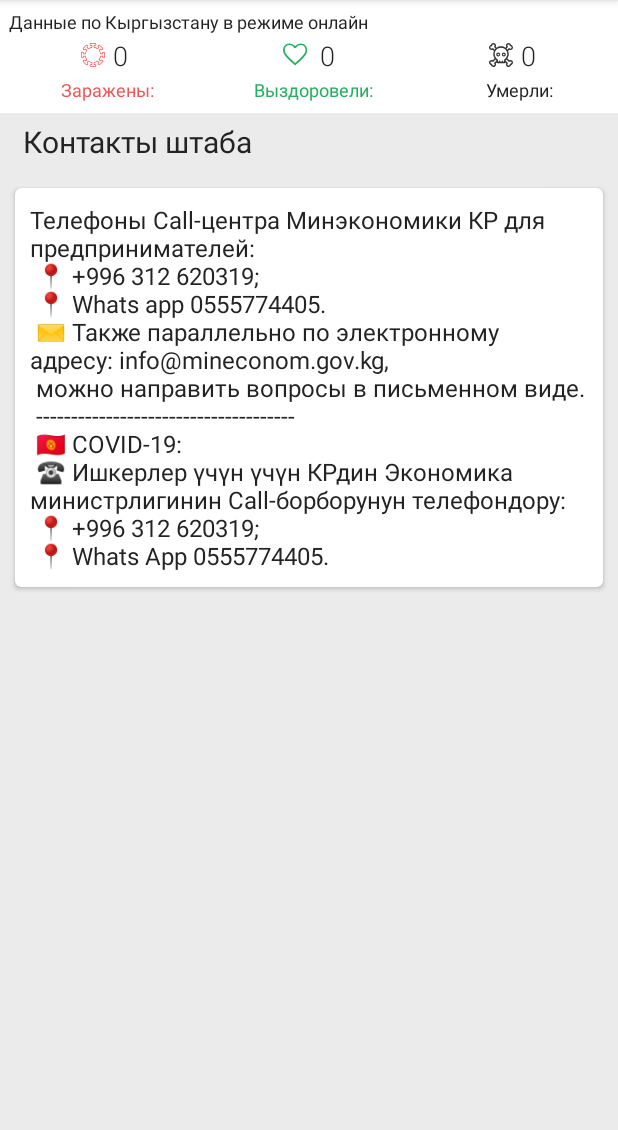
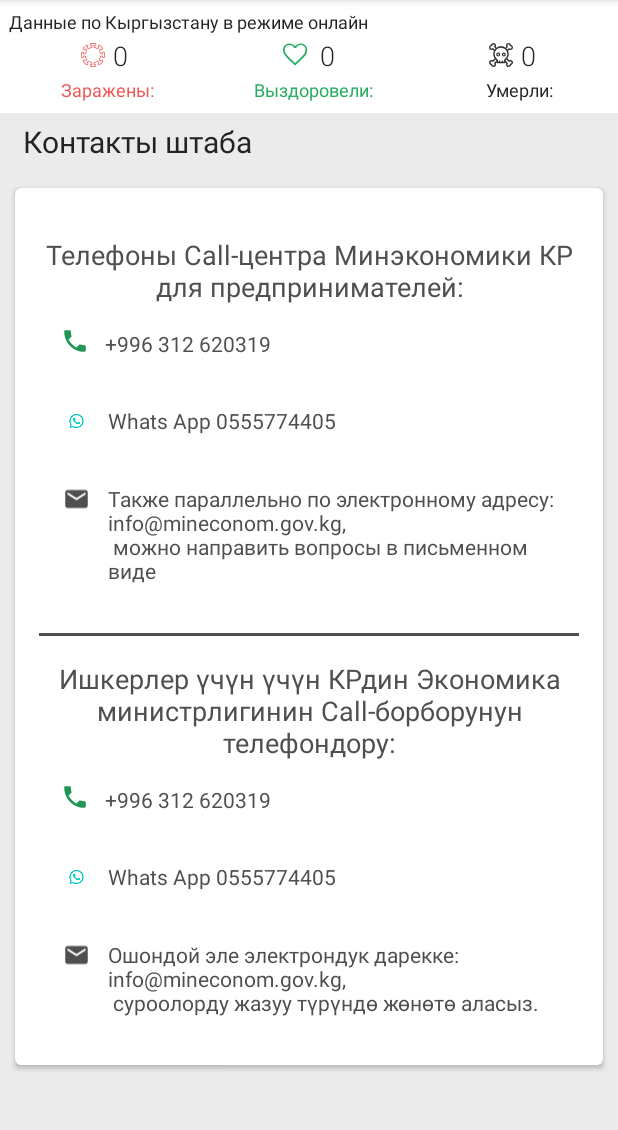
Before and after one commit to KG-DevHelpGroup-Covid19/CoronaVirusAndroidApp, an Android app: the fragment ContactsFragment shown on its own in the app's theme, on a phone screen of 412 x 824 dp, the part 84-1214 px from its top. Run offline under Robolectric (Android 15) with nearby library versions, the phone set to English and light mode, and no system bars; our stand-ins replace RxJava; libraries missing offline, so code that uses them is left out: pub.devrel.easypermissions; network calls fail.

Commit message:
contacts

```diff
--- a/app/build.gradle
+++ b/app/build.gradle
@@ -12,12 +12,13 @@ android {
 
     defaultConfig {
         applicationId "kg.koronastaff.staffapp"
-        minSdkVersion 24
+        minSdkVersion 16
         targetSdkVersion 29
         versionCode 1
         versionName "1.0"
         multiDexEnabled true
         testInstrumentationRunner "androidx.test.runner.AndroidJUnitRunner"
+
     }
 
     compileOptions {
@@ -75,6 +76,7 @@ dependencies {
 
     // Add the Firebase SDK for Crashlytics.
     implementation 'com.google.firebase:firebase-crashlytics:17.0.0-beta02'
+    implementation 'pub.devrel:easypermissions:1.2.0'
 
 }
 
--- a/app/src/main/AndroidManifest.xml
+++ b/app/src/main/AndroidManifest.xml
@@ -3,7 +3,7 @@
     package="kg.koronastaff.staffapp">
 
     <uses-permission android:name="android.permission.INTERNET" />
-
+    <uses-permission android:name="android.permission.CALL_PHONE"/>
     <application
         android:name=".App"
         android:allowBackup="true"
--- a/app/src/main/java/kg/koronastaff/staffapp/ui/contacts/ContactsFragment.kt
+++ b/app/src/main/java/kg/koronastaff/staffapp/ui/contacts/ContactsFragment.kt
@@ -1,19 +1,98 @@
 package kg.koronastaff.staffapp.ui.contacts
 
+import android.content.ActivityNotFoundException
+import android.content.ComponentName
+import android.content.Intent
+import android.net.Uri
 import android.os.Bundle
+import android.telephony.PhoneNumberUtils
+import android.util.Log
 import android.view.LayoutInflater
 import android.view.View
 import android.view.ViewGroup
+import android.widget.LinearLayout
+import android.widget.TextView
+import android.widget.Toast
 import kg.koronastaff.staffapp.R
 import kg.koronastaff.staffapp.ui.FragmentWithStat
+import kotlinx.android.synthetic.main.conatcs_detail.view.*
+import pub.devrel.easypermissions.EasyPermissions
 
 class ContactsFragment : FragmentWithStat() {
+
     override fun onCreateView(inflater: LayoutInflater, container: ViewGroup?,
                               savedInstanceState: Bundle?): View? {
         super.onCreateView(inflater, container, savedInstanceState)
-        return inflater.inflate(R.layout.fragment_cotacts, container, false)
+        val rootView = inflater.inflate(R.layout.fragment_cotacts, container, false)
+        val phone = "+996 312 620319"
+
+        rootView.call.setOnClickListener {
+
+            if(context?.let { it1 -> EasyPermissions.hasPermissions(it1,android.Manifest.permission.CALL_PHONE) }!!) {
+
+                startActivity(Intent(Intent.ACTION_CALL, Uri.parse("tel:$phone")))
+            }else{
+                EasyPermissions.requestPermissions(this,
+                        "This application need your permission to access photo gallery.",
+                        981,
+                        android.Manifest.permission.CALL_PHONE)
+            }
+        }
+        rootView.call_ky.setOnClickListener {
+
+            if(context?.let { it1 -> EasyPermissions.hasPermissions(it1,android.Manifest.permission.CALL_PHONE) }!!) {
+
+                startActivity(Intent(Intent.ACTION_CALL, Uri.parse("tel:$phone")))
+            }else{
+                EasyPermissions.requestPermissions(this,
+                        "This application need your permission to access photo gallery.",
+                        981,
+                        android.Manifest.permission.CALL_PHONE)
+            }
+        }
+
+
+
+        rootView.email.setOnClickListener {
+            // sendEmail()
+            val emailIntent = Intent(Intent.ACTION_SENDTO)
+            emailIntent.data = Uri.parse("mailto:"+ "info@mineconom.gov.kg" )
+            try {
+                startActivity(emailIntent)
+            } catch (e: ActivityNotFoundException) {
+                Toast.makeText(context, "There is no email client installed.", Toast.LENGTH_SHORT).show()
+            }
+        }
+        rootView.email_ky.setOnClickListener {
+            // sendEmail()
+            val emailIntent = Intent(Intent.ACTION_SENDTO)
+            emailIntent.data = Uri.parse("mailto:"+ "info@mineconom.gov.kg" )
+            try {
+                startActivity(emailIntent)
+            } catch (e: ActivityNotFoundException) {
+                Toast.makeText(context, "There is no email client installed.", Toast.LENGTH_SHORT).show()
+            }
+        }
+        rootView.whatsapp.setOnClickListener {
+            openWhatsApp("+996555774405")
+        }
+        rootView.whatsapp_ky.setOnClickListener {
+            openWhatsApp("+996555774405")
+        }
+
+        return rootView
     }
-
+    private fun openWhatsApp(number: String) {
+        try {
+            val number2 = number.replace(" ", "").replace("+", "")
+            val sendIntent = Intent("android.intent.action.MAIN")
+            sendIntent.component = ComponentName("com.whatsapp", "com.whatsapp.Conversation")
+            sendIntent.putExtra("jid", PhoneNumberUtils.stripSeparators(number2) + "@s.whatsapp.net")
+            context?.startActivity(sendIntent)
+        } catch (e: Exception) {
+            Log.e("OpenWhatsapfunction", "ERROR_OPEN_MESSANGER$e")
+        }
+    }
     override fun onActivityCreated(savedInstanceState: Bundle?) {
         super.onActivityCreated(savedInstanceState)
         super.updateStats(cache.getStat())
--- /dev/null
+++ b/app/src/main/res/drawable/ic_email_black_24dp.xml
@@ -0,0 +1,9 @@
+<vector xmlns:android="http://schemas.android.com/apk/res/android"
+        android:width="24dp"
+        android:height="24dp"
+        android:viewportWidth="24.0"
+        android:viewportHeight="24.0">
+    <path
+        android:fillColor="#4F4F4F"
+        android:pathData="M20,4L4,4c-1.1,0 -1.99,0.9 -1.99,2L2,18c0,1.1 0.9,2 2,2h16c1.1,0 2,-0.9 2,-2L22,6c0,-1.1 -0.9,-2 -2,-2zM20,8l-8,5 -8,-5L4,6l8,5 8,-5v2z"/>
+</vector>
--- /dev/null
+++ b/app/src/main/res/drawable/ic_local_phone_black_24dp.xml
@@ -0,0 +1,9 @@
+<vector xmlns:android="http://schemas.android.com/apk/res/android"
+        android:width="24dp"
+        android:height="24dp"
+        android:viewportWidth="24.0"
+        android:viewportHeight="24.0">
+    <path
+        android:fillColor="#FF000000"
+        android:pathData="M6.62,10.79c1.44,2.83 3.76,5.14 6.59,6.59l2.2,-2.2c0.27,-0.27 0.67,-0.36 1.02,-0.24 1.12,0.37 2.33,0.57 3.57,0.57 0.55,0 1,0.45 1,1V20c0,0.55 -0.45,1 -1,1 -9.39,0 -17,-7.61 -17,-17 0,-0.55 0.45,-1 1,-1h3.5c0.55,0 1,0.45 1,1 0,1.25 0.2,2.45 0.57,3.57 0.11,0.35 0.03,0.74 -0.25,1.02l-2.2,2.2z"/>
+</vector>
--- a/app/src/main/res/layout-v21/fragment_cotacts.xml
+++ b/app/src/main/res/layout-v21/fragment_cotacts.xml
@@ -33,13 +33,10 @@
             android:elevation="0dp"
             android:background="@color/white"
             card_view:cardCornerRadius="4dp">
-            <TextView
-                android:layout_height="match_parent"
-                android:layout_width="wrap_content"
-                android:padding="10dp"
-                android:textSize="16sp"
-                android:textColor="@color/black"
-                android:text="@string/contacts" />
+
+
+            <include layout="@layout/conatcs_detail"/>
+
         </androidx.cardview.widget.CardView>
 
 
--- /dev/null
+++ b/app/src/main/res/layout/conatcs_detail.xml
@@ -0,0 +1,197 @@
+<?xml version="1.0" encoding="utf-8"?>
+<androidx.constraintlayout.widget.ConstraintLayout xmlns:android="http://schemas.android.com/apk/res/android"
+    xmlns:app="http://schemas.android.com/apk/res-auto"
+    xmlns:tools="http://schemas.android.com/tools"
+    android:layout_width="match_parent"
+    android:layout_height="match_parent"
+    android:padding="16dp">
+
+    <TextView
+        android:id="@+id/textView4"
+        android:layout_width="wrap_content"
+        android:layout_height="wrap_content"
+        android:layout_marginTop="16dp"
+        android:gravity="center"
+        android:text="@string/contacts_title"
+        android:textAppearance="@style/TextAppearance.AppCompat.Large"
+        android:textColor="@color/dark_grey"
+        android:textSize="18sp"
+        app:layout_constraintEnd_toEndOf="parent"
+        app:layout_constraintStart_toStartOf="parent"
+        app:layout_constraintTop_toTopOf="parent" />
+
+    <LinearLayout
+        android:id="@+id/call"
+        android:layout_width="match_parent"
+        android:layout_height="wrap_content"
+        android:padding="16dp"
+        app:layout_constraintEnd_toEndOf="parent"
+        app:layout_constraintHorizontal_bias="0.482"
+        app:layout_constraintStart_toStartOf="parent"
+        app:layout_constraintTop_toBottomOf="@+id/textView4">
+
+        <ImageView
+            android:layout_width="wrap_content"
+            android:layout_height="wrap_content"
+            android:paddingEnd="12dp"
+            app:srcCompat="@drawable/phone"
+            tools:ignore="VectorDrawableCompat"
+            android:paddingRight="12dp" />
+
+        <TextView
+            android:layout_width="match_parent"
+            android:layout_height="wrap_content"
+            android:text="@string/contacts_phone"
+            android:textColor="@color/dark_grey" />
+    </LinearLayout>
+
+    <LinearLayout
+        android:id="@+id/whatsapp"
+        android:layout_width="match_parent"
+        android:layout_height="wrap_content"
+        android:padding="16dp"
+        app:layout_constraintEnd_toEndOf="parent"
+        app:layout_constraintHorizontal_bias="0.482"
+        app:layout_constraintStart_toStartOf="parent"
+        app:layout_constraintTop_toBottomOf="@+id/call">
+
+        <ImageView
+            android:layout_width="30dp"
+            android:layout_height="20dp"
+            app:srcCompat="@drawable/iconwhatsap"
+            tools:ignore="VectorDrawableCompat"
+            android:paddingRight="12dp" />
+
+        <TextView
+            android:layout_width="match_parent"
+            android:layout_height="wrap_content"
+            android:text="@string/contacts_whatsapp"
+            android:textColor="@color/dark_grey" />
+    </LinearLayout>
+    <LinearLayout
+        android:id="@+id/email"
+        android:layout_width="match_parent"
+        android:layout_height="wrap_content"
+        android:padding="16dp"
+        app:layout_constraintEnd_toEndOf="parent"
+        app:layout_constraintHorizontal_bias="0.482"
+        app:layout_constraintStart_toStartOf="parent"
+        app:layout_constraintTop_toBottomOf="@+id/whatsapp">
+
+        <ImageView
+            android:layout_width="30dp"
+            android:layout_height="20dp"
+            app:srcCompat="@drawable/ic_email_black_24dp"
+            tools:ignore="VectorDrawableCompat"
+            android:paddingRight="12dp" />
+
+        <TextView
+            android:id="@+id/textView5"
+            android:layout_width="match_parent"
+            android:layout_height="wrap_content"
+            android:text="@string/contacts_email"
+            android:textColor="@color/dark_grey" />
+    </LinearLayout>
+
+    <View
+        android:id="@+id/seperator"
+        android:layout_width="match_parent"
+        android:layout_height="2dp"
+        android:layout_marginTop="16dp"
+        android:layout_marginBottom="24dp"
+        android:background="@color/dark_grey"
+        app:layout_constraintBottom_toTopOf="@+id/title_ky"
+        app:layout_constraintEnd_toEndOf="parent"
+        app:layout_constraintHorizontal_bias="0.482"
+        app:layout_constraintStart_toStartOf="parent"
+        app:layout_constraintTop_toBottomOf="@+id/email" />
+
+
+
+    <TextView
+        android:id="@+id/title_ky"
+        android:layout_width="wrap_content"
+        android:layout_height="wrap_content"
+        android:layout_marginTop="16dp"
+        android:gravity="center"
+        android:text="@string/contacts_title_ky"
+        android:textAppearance="@style/TextAppearance.AppCompat.Large"
+        android:textColor="@color/dark_grey"
+        android:textSize="18sp"
+        app:layout_constraintEnd_toEndOf="parent"
+        app:layout_constraintStart_toStartOf="parent"
+        app:layout_constraintTop_toBottomOf="@+id/seperator" />
+
+    <LinearLayout
+        android:id="@+id/call_ky"
+        android:layout_width="match_parent"
+        android:layout_height="wrap_content"
+        android:padding="16dp"
+        app:layout_constraintEnd_toEndOf="parent"
+        app:layout_constraintHorizontal_bias="0.482"
+        app:layout_constraintStart_toStartOf="parent"
+        app:layout_constraintTop_toBottomOf="@+id/title_ky">
+
+        <ImageView
+            android:layout_width="wrap_content"
+            android:layout_height="wrap_content"
+            android:paddingEnd="12dp"
+            app:srcCompat="@drawable/phone"
+            tools:ignore="VectorDrawableCompat"
+            android:paddingRight="12dp" />
+
+        <TextView
+            android:layout_width="match_parent"
+            android:layout_height="wrap_content"
+            android:text="@string/contacts_phone"
+            android:textColor="@color/dark_grey" />
+    </LinearLayout>
+
+    <LinearLayout
+        android:id="@+id/whatsapp_ky"
+        android:layout_width="match_parent"
+        android:layout_height="wrap_content"
+        android:padding="16dp"
+        app:layout_constraintEnd_toEndOf="parent"
+        app:layout_constraintHorizontal_bias="0.482"
+        app:layout_constraintStart_toStartOf="parent"
+        app:layout_constraintTop_toBottomOf="@+id/call_ky">
+
+        <ImageView
+            android:layout_width="30dp"
+            android:layout_height="20dp"
+            app:srcCompat="@drawable/iconwhatsap"
+            tools:ignore="VectorDrawableCompat"
+            android:paddingRight="12dp" />
+
+        <TextView
+            android:layout_width="match_parent"
+            android:layout_height="wrap_content"
+            android:text="@string/contacts_whatsapp"
+            android:textColor="@color/dark_grey" />
+    </LinearLayout>
+    <LinearLayout
+        android:id="@+id/email_ky"
+        android:layout_width="match_parent"
+        android:layout_height="wrap_content"
+        android:padding="16dp"
+        app:layout_constraintEnd_toEndOf="parent"
+        app:layout_constraintHorizontal_bias="0.482"
+        app:layout_constraintStart_toStartOf="parent"
+        app:layout_constraintTop_toBottomOf="@+id/whatsapp_ky">
+
+        <ImageView
+            android:layout_width="30dp"
+            android:layout_height="20dp"
+            app:srcCompat="@drawable/ic_email_black_24dp"
+            tools:ignore="VectorDrawableCompat"
+            android:paddingRight="12dp" />
+
+        <TextView
+            android:layout_width="match_parent"
+            android:layout_height="wrap_content"
+            android:text="@string/contacts_email_ky"
+            android:textColor="@color/dark_grey" />
+    </LinearLayout>
+
+</androidx.constraintlayout.widget.ConstraintLayout>
--- a/app/src/main/res/layout/fragment_cotacts.xml
+++ b/app/src/main/res/layout/fragment_cotacts.xml
@@ -32,13 +32,7 @@
             android:padding="10dp"
             android:background="@color/white"
             card_view:cardCornerRadius="4dp">
-            <TextView
-                android:layout_height="match_parent"
-                android:layout_width="wrap_content"
-                android:textSize="16sp"
-                android:padding="10dp"
-                android:textColor="@color/black"
-                android:text="@string/contacts" />
+            <include layout="@layout/conatcs_detail"/>
         </androidx.cardview.widget.CardView>
 
 
--- a/app/src/main/res/values/strings.xml
+++ b/app/src/main/res/values/strings.xml
@@ -127,6 +127,23 @@
         ☎️ Ишкерлер үчүн үчүн КРдин Экономика министрлигинин Сall-борборунун телефондору:\n
         📍 +996 312 620319;\n
         📍 Whats Аpp 0555774405.</string>
+
+    <string name="contacts_title">Телефоны Сall-центра Минэкономики КР для предпринимателей:</string>
+    <string name="contacts_phone">+996 312 620319</string>
+    <string name="contacts_whatsapp">Whats Аpp 0555774405</string>
+    <string name="contacts_email">Также параллельно по электронному адресу: info@mineconom.gov.kg,\n
+        можно направить вопросы в письменном виде</string>
+
+    <string name="contacts_email_ky">Ошондой эле электрондук дарекке:
+info@mineconom.gov.kg, \n
+ суроолорду жазуу түрүндө жөнөтө аласыз.</string>
+
+
+    <string name="contacts_title_ky">Ишкерлер үчүн үчүн КРдин Экономика министрлигинин Сall-борборунун телефондору:</string>
+
+
+
+
     <string name="of"> из </string>
     <string name="test_positive">Заполните анкету о себе</string>
     <string name="test_positive_second">В случае потверждения у вас всех признаков covid 19 просим вас запонить анкету</string>
```
Also changed, not shown: app/src/main/res/drawable-v21/iconwhatsap.png (added), app/src/main/res/drawable/iconwhatsap.png (added).
